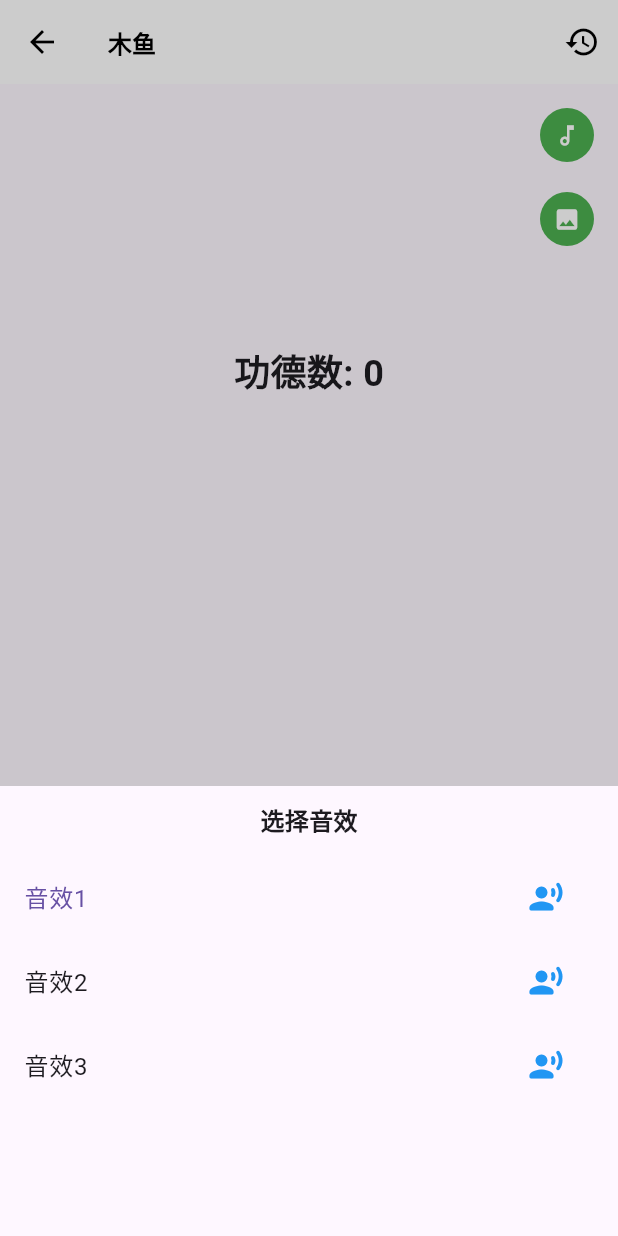
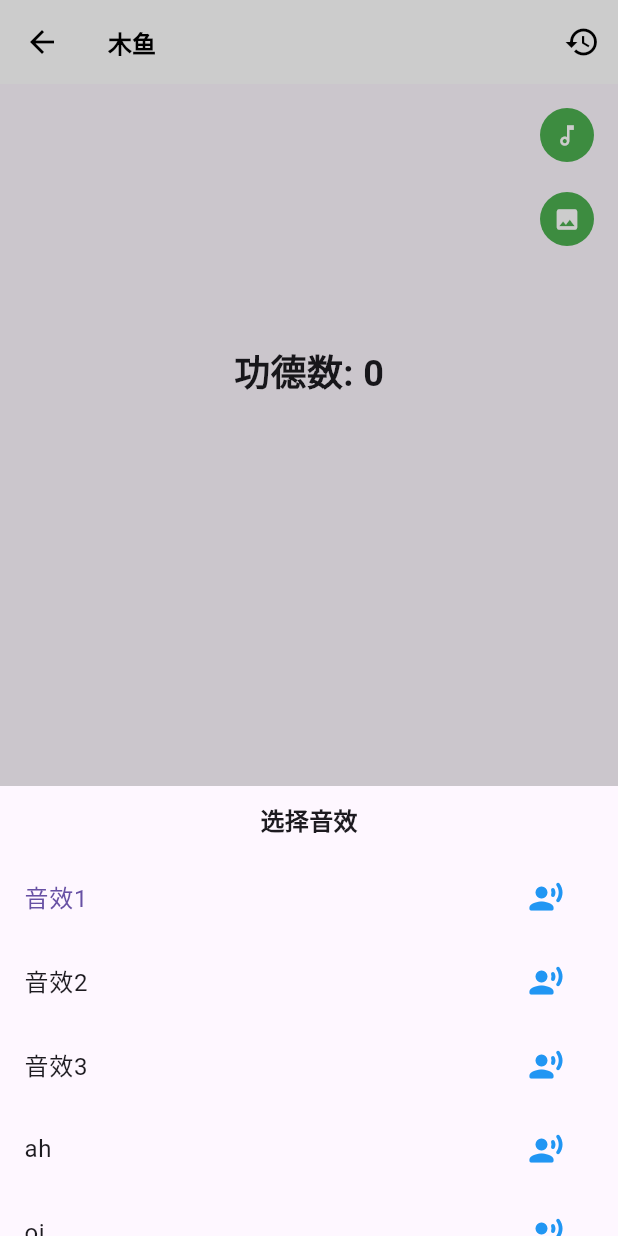
Before and after one commit to restrive14/flutter-demo, a Flutter app: the MuyuPage screen opened directly, after a tap on the "music note" icon, on a phone screen of 412 x 824 dp. Run offline on Flutter 3.47's test engine with Material 3 defaults, Android fonts, the phone set to English and light mode, and no system bars; missing offline and left inert: flame_audio.

Commit message:
feat: 增加新的音频以及音频列表可滑动

```diff
--- a/lib/muyu/audio_option_panel.dart
+++ b/lib/muyu/audio_option_panel.dart
@@ -33,10 +33,16 @@ class AudioOptionPanel extends StatelessWidget {
                 style: labelStyle,
               ),
             ),
-            ...List.generate(
-              audioOptions.length,
-              (index) => _buildByIndex(index),
-            )
+            Expanded(
+              child: SingleChildScrollView(
+                child: Column(
+                  children: List.generate(
+                    audioOptions.length,
+                    (index) => _buildByIndex(index),
+                  ),
+                ),
+              ),
+            ),
           ],
         ),
       ),
--- a/lib/muyu/muyu_page.dart
+++ b/lib/muyu/muyu_page.dart
@@ -43,6 +43,18 @@ class _MuyuPageState extends State<MuyuPage> {
     AudioOption(name: '音效1', src: 'muyu_1.mp3'),
     AudioOption(name: '音效2', src: 'muyu_2.mp3'),
     AudioOption(name: '音效3', src: 'muyu_3.mp3'),
+    AudioOption(name: 'ah', src: 'ah.mp3'),
+    AudioOption(name: 'oi', src: 'oi.mp3'),
+    AudioOption(name: 'aha', src: 'aha.mp3'),
+    AudioOption(name: 'baby', src: 'baby.mp3'),
+    AudioOption(name: 'damn', src: 'damn.mp3'),
+    AudioOption(name: 'nice', src: 'nice.mp3'),
+    AudioOption(name: 'gee', src: 'gee.mp3'),
+    AudioOption(name: 'huh', src: 'huh.mp3'),
+    AudioOption(name: 'music', src: 'music.mp3'),
+    AudioOption(name: 'pushy', src: 'pushy.mp3'),
+    AudioOption(name: 'saiban', src: 'saiban.mp3'),
+    AudioOption(name: 'what', src: 'what.mp3'),
   ];
   // 选中的音频索引
   int _activeAudioIndex = 0;
```
Also changed, not shown: 12 other files.
